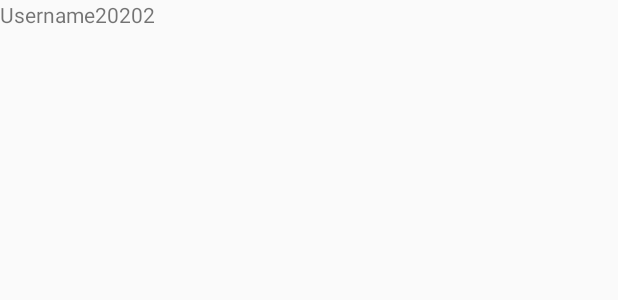
After one commit to ruraj/askaround, an Android app: the layout comment_reuse_file.xml on its own in the app's theme, with its tools: preview values and no code run, on a phone screen of 412 x 824 dp. The commit adds this screen. Shown: the top 300 px of the screen. Run offline under Robolectric (Android 15) with nearby library versions, the phone set to English and light mode, and no system bars.

Commit message:
v3 layout android
new styles added

```diff
--- /dev/null
+++ b/app/src/main/res/layout/comment_reuse_file.xml
@@ -0,0 +1,16 @@
+<?xml version="1.0" encoding="utf-8"?>
+<RelativeLayout xmlns:android="http://schemas.android.com/apk/res/android"
+    android:layout_width="match_parent" android:layout_height="match_parent">
+    <TextView
+        android:id="@+id/username"
+        android:layout_width="wrap_content"
+        android:layout_height="wrap_content"
+        android:text="Username20202"
+        />
+    <TextView
+        android:id="@id/username"
+        android:layout_width="wrap_content"
+        android:layout_height="wrap_content"
+        android:layout_alignRight="@id/username"
+        />
+</RelativeLayout>
```
Also changed, not shown: app/src/main/res/values/dimens.xml (+7 -3 lines), app/src/main/res/values/styles.xml (+9 -0 lines).
